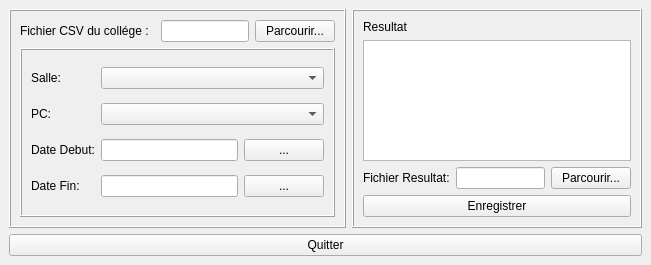
Before: the Qt Designer form StatConnexion/StatConnexion.ui in obuloup/StatConnexion, drawn with Qt 5.
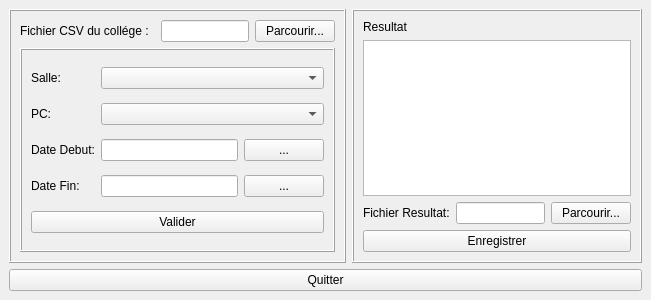
After: the same form once the commit is applied.

Commit message: ajout de fonction

```diff
--- a/StatConnexion/StatConnexion.ui
+++ b/StatConnexion/StatConnexion.ui
@@ -7,7 +7,7 @@
     <x>0</x>
     <y>0</y>
     <width>651</width>
-    <height>265</height>
+    <height>300</height>
    </rect>
   </property>
   <property name="windowTitle">
@@ -125,12 +125,26 @@
           <item row="1" column="1" colspan="2">
            <widget class="QComboBox" name="pcComboBox"/>
           </item>
+          <item row="4" column="0" colspan="3">
+           <widget class="QPushButton" name="validationPushButton">
+            <property name="text">
+             <string>Valider</string>
+            </property>
+           </widget>
+          </item>
          </layout>
         </widget>
        </item>
       </layout>
      </widget>
     </item>
+    <item row="1" column="0" colspan="2">
+     <widget class="QPushButton" name="quitPushButton">
+      <property name="text">
+       <string>Quitter</string>
+      </property>
+     </widget>
+    </item>
     <item row="0" column="1">
      <widget class="QFrame" name="frame_2">
       <property name="frameShape">
@@ -181,13 +195,6 @@
       </layout>
      </widget>
     </item>
-    <item row="1" column="0" colspan="2">
-     <widget class="QPushButton" name="quitButton">
-      <property name="text">
-       <string>Quitter</string>
-      </property>
-     </widget>
-    </item>
    </layout>
   </widget>
  </widget>
```
Left out of the diff: 70 changed lines with no effect on the pictures. The commit also changes 1 other file.
